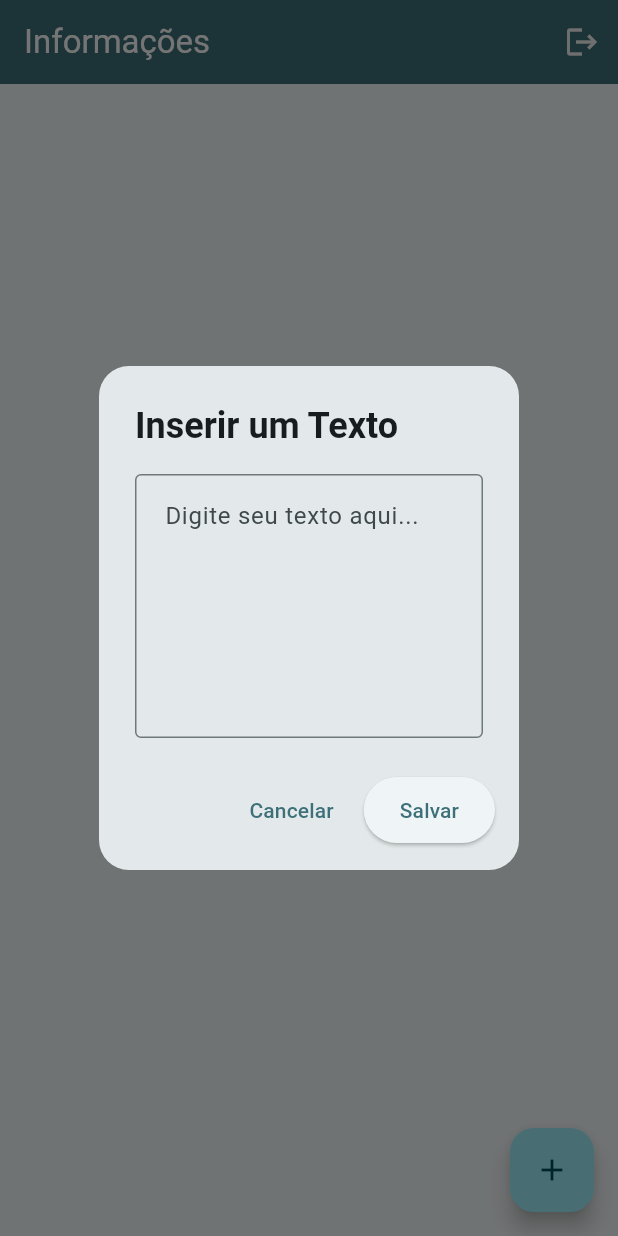
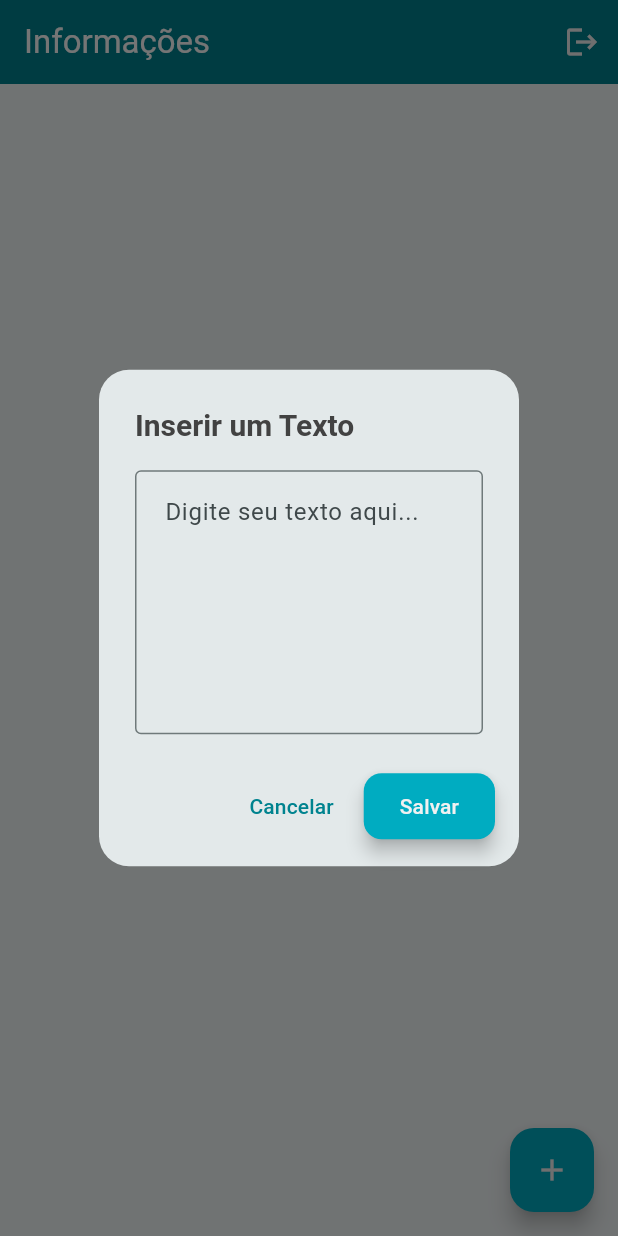
Before and after one commit to AmandaFonseca/flutter_grid_info, a Flutter app: the Home screen opened by its route, after a tap on the "add" icon, on a phone screen of 412 x 824 dp. Run offline on Flutter 3.47's test engine with Material 3 defaults, Android fonts, the phone set to English and light mode, and no system bars; our stand-ins replace dartz, equatable, fl_chart, flutter_dotenv, flutter_mobx, get_it and 2 more; accounts and stored records are empty; generated files the repository leaves out were written again.

Commit message:
style: Aplicando mais estilos em buttons, Text and etc ..

```diff
--- a/lib/core/components/themes/custom_colors.dart
+++ b/lib/core/components/themes/custom_colors.dart
@@ -1,16 +1,19 @@
 import 'package:flutter/material.dart';
 
 class CustomColors {
-  //Nasa Colors
   static Color blue = const Color.fromRGBO(16, 91, 216, 1);
-  static Color blueCiano = const Color(0xFF3d7078);
+  static Color blueCiano600 = const Color(0xFF00acc1);
+  static Color blueCiano800 = const Color(0xFF00838f);
   static Color blueDarker = const Color(0xFF330867);
   static Color blueDarkest = const Color(0xFF0b3d91);
   static Color blueLigth = const Color(0xFF30cfd0);
   static Color blueGray = const Color(0xFF90a4ae);
+  static Color blueGray700 = const Color(0xFF455a64);
   static Color blueMediunCiano = const Color(0xFFADCAE6);
   static Color black = const Color(0xFF212121);
-  static Color gray700 = Color.fromARGB(255, 97, 97, 97);
+  static Color gray700 = Color.fromARGB(255, 130, 129, 129);
+  static Color gray800 = const Color(0xFF424242);
+  static Color greenAccent400 = const Color(0xFF00e676);
   static Color palePink = const Color(0xfff9e0de);
   static Color vermilion = const Color(0xFFdd361c);
   static Color white = const Color(0xFFf1f1f1);
--- a/lib/core/components/themes/custom_theme.dart
+++ b/lib/core/components/themes/custom_theme.dart
@@ -4,13 +4,26 @@ import 'package:flutter_grid_info/core/components/themes/custom_colors.dart';
 ThemeData customTheme = ThemeData(
   useMaterial3: true,
   colorScheme: ColorScheme.fromSeed(
-    seedColor: CustomColors.blueCiano,
-    primary: CustomColors.blueCiano,
+    seedColor: CustomColors.blueCiano800,
+    primary: CustomColors.blueCiano800,
+    secondary: CustomColors.blueMediunCiano,
   ),
   appBarTheme: AppBarTheme(
-    backgroundColor: CustomColors.blueCiano,
+    backgroundColor: CustomColors.blueCiano800,
     iconTheme: IconThemeData(color: CustomColors.white),
   ),
-
+  floatingActionButtonTheme: FloatingActionButtonThemeData(
+    backgroundColor: CustomColors.blueCiano600,
+    foregroundColor: CustomColors.white,
+  ),
+  elevatedButtonTheme: ElevatedButtonThemeData(
+    style: ElevatedButton.styleFrom(
+      backgroundColor: CustomColors.blueCiano600,
+      foregroundColor: CustomColors.white,
+      elevation: 5,
+      shape: RoundedRectangleBorder(borderRadius: BorderRadius.circular(12)),
+      padding: EdgeInsets.symmetric(horizontal: 24, vertical: 12),
+    ),
+  ),
   brightness: Brightness.light,
 );
--- a/lib/features/feature_home/presentation/pages/home_grafic_screen.dart
+++ b/lib/features/feature_home/presentation/pages/home_grafic_screen.dart
@@ -14,6 +14,9 @@ class HomeGraficScreen extends StatelessWidget {
     return Scaffold(
       appBar: AppBar(
         title: const Text("Estatísticas"),
+        automaticallyImplyLeading: false,
+        backgroundColor: Theme.of(context).colorScheme.primary,
+        foregroundColor: Theme.of(context).colorScheme.onPrimary,
         leading: IconButton(
           icon: const Icon(Icons.arrow_back),
           onPressed: () => Navigator.of(context).pop(),
--- a/lib/features/feature_home/presentation/pages/home_screen.dart
+++ b/lib/features/feature_home/presentation/pages/home_screen.dart
@@ -78,7 +78,7 @@ class _HomeState extends State<Home> {
                 return BoxCard(
                   textCardString: item.textoInfo,
                   iconeCardEdit: IconButton(
-                    icon: const Icon(Icons.edit),
+                    icon: Icon(Icons.edit, color: Colors.green),
                     onPressed: () {
                       showEditInfoDialog(
                         context,
--- a/lib/features/feature_home/presentation/widgets/home_modal/home_add_info_dialog.dart
+++ b/lib/features/feature_home/presentation/widgets/home_modal/home_add_info_dialog.dart
@@ -18,9 +18,13 @@ Future<void> showAddInfoDialog(
           shape: RoundedRectangleBorder(
             borderRadius: BorderRadius.circular(20),
           ),
-          title: const Text(
+          title: Text(
             'Inserir um Texto',
-            style: TextStyle(fontWeight: FontWeight.bold),
+            style: TextStyle(
+              fontWeight: FontWeight.bold,
+              fontSize: 20,
+              color: CustomColors.gray800,
+            ),
           ),
           content: Column(
             mainAxisSize: MainAxisSize.min,
--- a/lib/features/feature_home/presentation/widgets/home_modal/home_edit_info_dialog.dart
+++ b/lib/features/feature_home/presentation/widgets/home_modal/home_edit_info_dialog.dart
@@ -28,11 +28,12 @@ Future<void> showEditInfoDialog(
                 Row(
                   mainAxisAlignment: MainAxisAlignment.spaceBetween,
                   children: [
-                    const Text(
+                    Text(
                       "Editar o Texto",
                       style: TextStyle(
                         fontSize: 20,
                         fontWeight: FontWeight.bold,
+                        color: CustomColors.gray800,
                       ),
                     ),
                     IconButton(
@@ -102,9 +103,7 @@ Future<void> showEditInfoDialog(
                     const SizedBox(width: 16),
                     Expanded(
                       child: ElevatedButton(
-                        style: ElevatedButton.styleFrom(
-                          // backgroundColor: const Color(0xff3E3030),
-                        ),
+                        style: ElevatedButton.styleFrom(),
                         onPressed: store.carregando
                             ? null
                             : () async {
--- a/lib/features/features_login/data/datasources/login_local_data_source/login_local_data_source_impl.dart
+++ b/lib/features/features_login/data/datasources/login_local_data_source/login_local_data_source_impl.dart
@@ -19,7 +19,6 @@ class LoginLocalDataSourceImpl implements LoginLocalDataSource {
 
     if (emailNormalizado == envEmail && senha == envPass) {
       await sharedPreferences.setBool('is_logged', true);
-      //print('está salvo no shared');
       return UsuarioModel(emailUsuario: email, senhaLogin: senha);
     } else {
       throw Exception("Credenciais Inválidas");
```
